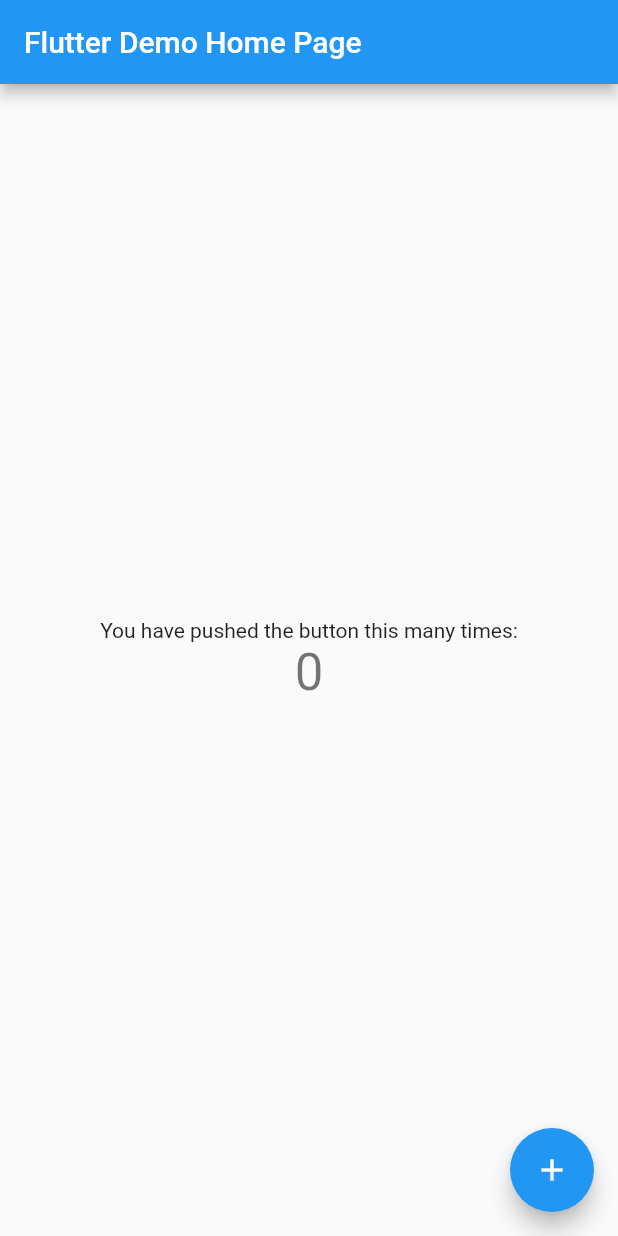
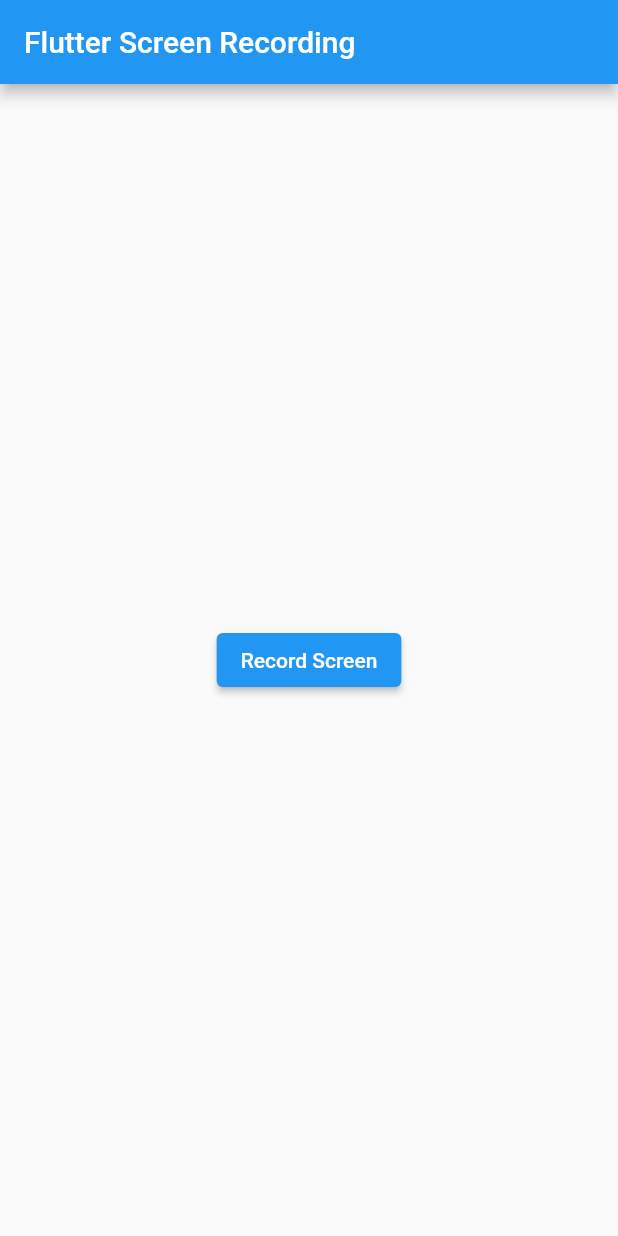
Before and after one commit to yurydemin/easy_screen_recorder, a Flutter app: the screen it shows after launch, on a phone screen of 412 x 824 dp. Run offline on Flutter 3.47's test engine with Material 2 defaults, Android fonts, the phone set to English and light mode, and no system bars; our stand-ins replace open_file; missing offline and left inert: flutter_screen_recording.

Commit message:
add permissions handlers; add demo recorder

```diff
--- a/lib/main.dart
+++ b/lib/main.dart
@@ -1,113 +1,6 @@
+import 'package:easy_screen_recorder/src/app.dart';
 import 'package:flutter/material.dart';
 
 void main() {
-  runApp(MyApp());
+  runApp(EasyScreenRecorderApp());
 }
-
-class MyApp extends StatelessWidget {
-  // This widget is the root of your application.
-  @override
-  Widget build(BuildContext context) {
-    return MaterialApp(
-      title: 'Flutter Demo',
-      theme: ThemeData(
-        // This is the theme of your application.
-        //
-        // Try running your application with "flutter run". You'll see the
-        // application has a blue toolbar. Then, without quitting the app, try
-        // changing the primarySwatch below to Colors.green and then invoke
-        // "hot reload" (press "r" in the console where you ran "flutter run",
-        // or simply save your changes to "hot reload" in a Flutter IDE).
-        // Notice that the counter didn't reset back to zero; the application
-        // is not restarted.
-        primarySwatch: Colors.blue,
-      ),
-      home: MyHomePage(title: 'Flutter Demo Home Page'),
-    );
-  }
-}
-
-class MyHomePage extends StatefulWidget {
-  MyHomePage({Key key, this.title}) : super(key: key);
-
-  // This widget is the home page of your application. It is stateful, meaning
-  // that it has a State object (defined below) that contains fields that affect
-  // how it looks.
-
-  // This class is the configuration for the state. It holds the values (in this
-  // case the title) provided by the parent (in this case the App widget) and
-  // used by the build method of the State. Fields in a Widget subclass are
-  // always marked "final".
-
-  final String title;
-
-  @override
-  _MyHomePageState createState() => _MyHomePageState();
-}
-
-class _MyHomePageState extends State<MyHomePage> {
-  int _counter = 0;
-
-  void _incrementCounter() {
-    setState(() {
-      // This call to setState tells the Flutter framework that something has
-      // changed in this State, which causes it to rerun the build method below
-      // so that the display can reflect the updated values. If we changed
-      // _counter without calling setState(), then the build method would not be
-      // called again, and so nothing would appear to happen.
-      _counter++;
-    });
-  }
-
-  @override
-  Widget build(BuildContext context) {
-    // This method is rerun every time setState is called, for instance as done
-    // by the _incrementCounter method above.
-    //
-    // The Flutter framework has been optimized to make rerunning build methods
-    // fast, so that you can just rebuild anything that needs updating rather
-    // than having to individually change instances of widgets.
-    return Scaffold(
-      appBar: AppBar(
-        // Here we take the value from the MyHomePage object that was created by
-        // the App.build method, and use it to set our appbar title.
-        title: Text(widget.title),
-      ),
-      body: Center(
-        // Center is a layout widget. It takes a single child and positions it
-        // in the middle of the parent.
-        child: Column(
-          // Column is also a layout widget. It takes a list of children and
-          // arranges them vertically. By default, it sizes itself to fit its
-          // children horizontally, and tries to be as tall as its parent.
-          //
-          // Invoke "debug painting" (press "p" in the console, choose the
-          // "Toggle Debug Paint" action from the Flutter Inspector in Android
-          // Studio, or the "Toggle Debug Paint" command in Visual Studio Code)
-          // to see the wireframe for each widget.
-          //
-          // Column has various properties to control how it sizes itself and
-          // how it positions its children. Here we use mainAxisAlignment to
-          // center the children vertically; the main axis here is the vertical
-          // axis because Columns are vertical (the cross axis would be
-          // horizontal).
-          mainAxisAlignment: MainAxisAlignment.center,
-          children: <Widget>[
-            Text(
-              'You have pushed the button this many times:',
-            ),
-            Text(
-              '$_counter',
-              style: Theme.of(context).textTheme.headline4,
-            ),
-          ],
-        ),
-      ),
-      floatingActionButton: FloatingActionButton(
-        onPressed: _incrementCounter,
-        tooltip: 'Increment',
-        child: Icon(Icons.add),
-      ), // This trailing comma makes auto-formatting nicer for build methods.
-    );
-  }
-}
--- /dev/null
+++ b/lib/src/app.dart
@@ -0,0 +1,17 @@
+import 'package:easy_screen_recorder/src/views/home_view.dart';
+import 'package:flutter/material.dart';
+
+class EasyScreenRecorderApp extends StatefulWidget {
+  @override
+  _EasyScreenRecorderAppState createState() => _EasyScreenRecorderAppState();
+}
+
+class _EasyScreenRecorderAppState extends State<EasyScreenRecorderApp> {
+  @override
+  Widget build(BuildContext context) {
+    return MaterialApp(
+      debugShowCheckedModeBanner: false,
+      home: HomeView(),
+    );
+  }
+}
--- /dev/null
+++ b/lib/src/views/home_view.dart
@@ -0,0 +1,62 @@
+import 'package:flutter/material.dart';
+import 'package:flutter_screen_recording/flutter_screen_recording.dart';
+import 'package:open_file/open_file.dart';
+
+class HomeView extends StatefulWidget {
+  @override
+  _HomeViewState createState() => _HomeViewState();
+}
+
+class _HomeViewState extends State<HomeView> {
+  bool recording = false;
+  @override
+  Widget build(BuildContext context) {
+    return Scaffold(
+      appBar: AppBar(
+        title: const Text('Flutter Screen Recording'),
+      ),
+      body: Column(
+        mainAxisAlignment: MainAxisAlignment.center,
+        children: <Widget>[
+          !recording
+              ? Center(
+                  child: ElevatedButton(
+                    child: Text("Record Screen"),
+                    onPressed: () => startScreenRecord(false),
+                  ),
+                )
+              : Center(
+                  child: ElevatedButton(
+                    child: Text("Stop Record"),
+                    onPressed: () => stopScreenRecord(),
+                  ),
+                )
+        ],
+      ),
+    );
+  }
+
+  startScreenRecord(bool audio) async {
+    bool start = false;
+    await Future.delayed(const Duration(milliseconds: 1000));
+
+    start = await FlutterScreenRecording.startRecordScreen("Title",
+        titleNotification: "dsffad", messageNotification: "sdffd");
+
+    if (start) {
+      setState(() => recording = !recording);
+    }
+
+    return start;
+  }
+
+  stopScreenRecord() async {
+    String path = await FlutterScreenRecording.stopRecordScreen;
+    setState(() {
+      recording = !recording;
+    });
+    print("Opening video");
+    print(path);
+    OpenFile.open(path);
+  }
+}
--- a/pubspec.yaml
+++ b/pubspec.yaml
@@ -23,6 +23,10 @@
 dependencies:
   flutter:
     sdk: flutter
+  flutter_screen_recording:
+  permission_handler:
+  open_file:
+  quiver:
 
 
   # The following adds the Cupertino Icons font to your application.
```
Also changed, not shown: 7 other files.
